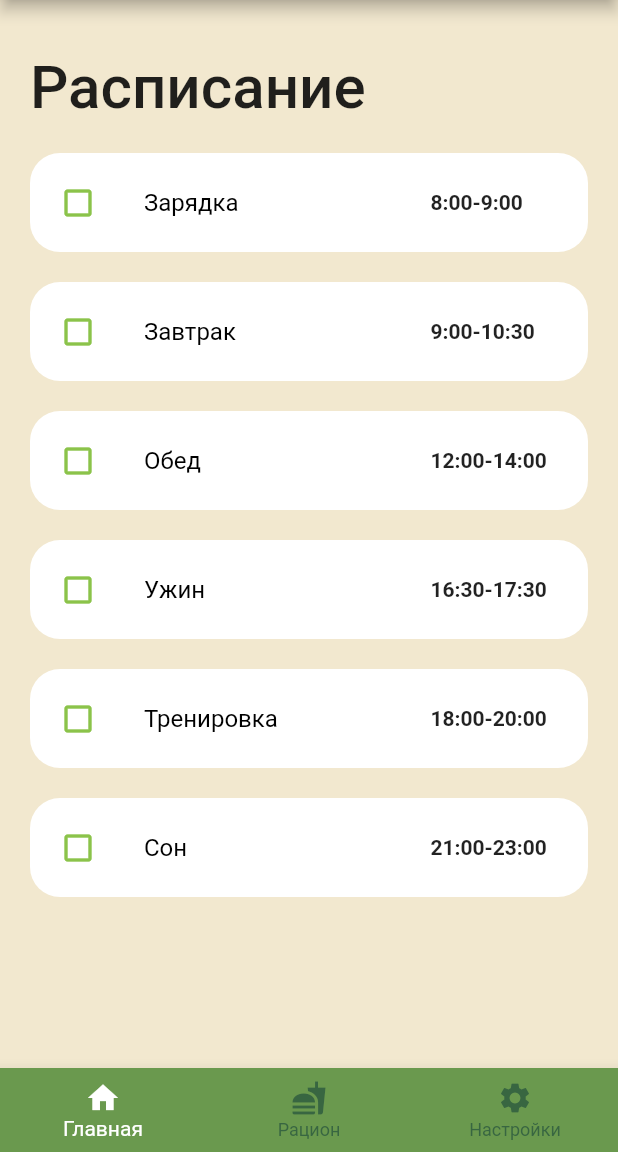
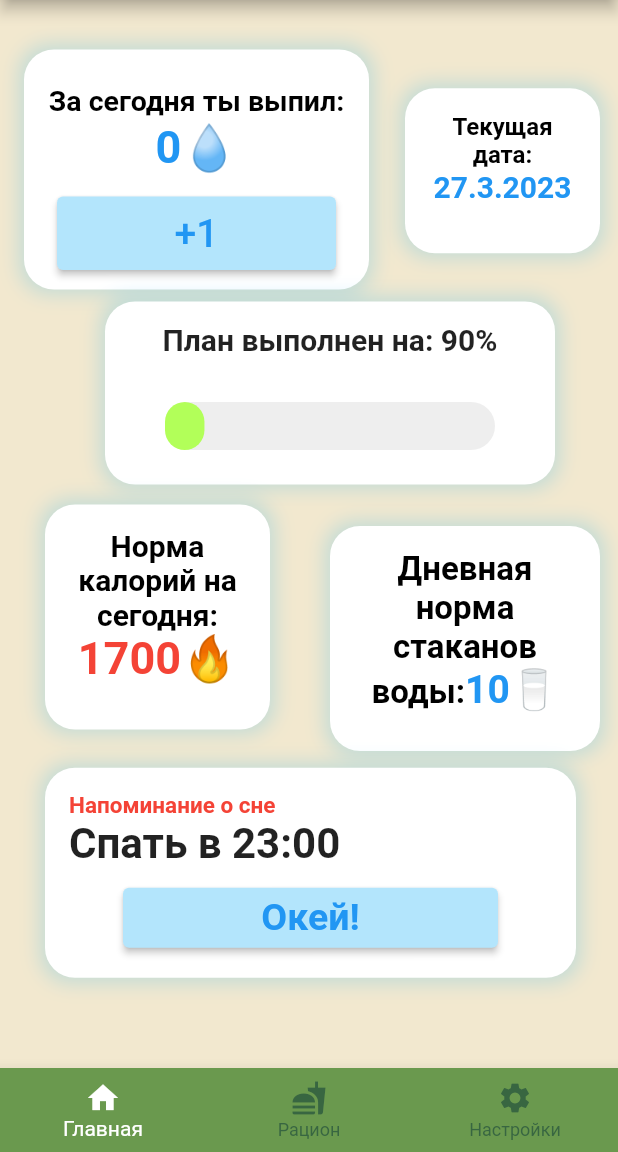
Before and after one commit to MrSolo501/Health-Helper, a Flutter app: the screen it shows after launch, after a tap on "Начнём!", on a phone screen of 412 x 824 dp, the part 84-1236 px from its top. Run offline on Flutter 3.47's test engine with Material 2 defaults, Android fonts, the phone set to English and light mode, and no system bars; network calls fail.

Commit message:
изменил HomePage

```diff
--- a/lib/main.dart
+++ b/lib/main.dart
@@ -4,14 +4,15 @@ import 'pages/home_page.dart';
 import 'package:health_helper/pages/welcome_page.dart';
 
 void main() {
-  runApp(MyApp());
+  runApp(const MyApp());
 }
 
 class MyApp extends StatelessWidget {
-
+  const MyApp({super.key});
   @override
   Widget build(BuildContext context) {
-    SystemChrome.setSystemUIOverlayStyle(SystemUiOverlayStyle(statusBarColor: Colors.transparent));
+    SystemChrome.setSystemUIOverlayStyle(
+        const SystemUiOverlayStyle(statusBarColor: Colors.transparent));
     return MaterialApp(
       title: 'Health Helper',
       theme: ThemeData(
--- a/lib/pages/diet_pages/breakfast_page.dart
+++ b/lib/pages/diet_pages/breakfast_page.dart
@@ -7,7 +7,7 @@ class breakfastScreen extends StatelessWidget {
   Widget build(BuildContext context) {
     return Scaffold(
       appBar: AppBar(
-          title: Text(
+          title: const Text(
             'Завтрак',
             style: TextStyle(fontSize: 25,color: Colors.white),
           ),
--- a/lib/pages/home_page.dart
+++ b/lib/pages/home_page.dart
@@ -1,16 +1,17 @@
 import 'package:flutter/material.dart';
 import 'package:health_helper/pages/settings.dart';
 import 'package:health_helper/tasks_list/tasks_list.dart';
+import 'package:health_helper/widgets/homePageScreenWidgets.dart';
 import 'diet.dart';
 
-class HomepageScreenWidget extends StatefulWidget {
-  const HomepageScreenWidget({super.key});
+class HomePageScreen extends StatefulWidget {
+  const HomePageScreen({super.key});
 
   @override
-  _HomepageScreenWidgetState createState() => _HomepageScreenWidgetState();
+  _HomePageScreenState createState() => _HomePageScreenState();
 }
 
-class _HomepageScreenWidgetState extends State<HomepageScreenWidget> {
+class _HomePageScreenState extends State<HomePageScreen> {
   int _selectedScreen = 0;
   static const List<Widget> _widgetOptions = <Widget>[
     TaskWidget(),
@@ -30,7 +31,7 @@ class _HomepageScreenWidgetState extends State<HomepageScreenWidget> {
     return Scaffold(
       backgroundColor: Color.fromRGBO(242, 232, 207, 1),
       appBar: AppBar(
-        title: Text("Health Helper",
+        title: const Text("Health Helper",
             style: TextStyle(
                 fontSize: 25, color: Color.fromRGBO(255, 255, 255, 1)),
             textDirection: TextDirection.ltr),
@@ -39,15 +40,16 @@ class _HomepageScreenWidgetState extends State<HomepageScreenWidget> {
       ),
       body: IndexedStack(
         index: _selectedScreen,
-        children: [
-          TaskWidget(),
+        children: const [
+          //TaskWidget(),
+          HomePageScreenWidgets(),
           EdaScreenWidget(),
           SettingsScreenWidget(),
         ],
       ),
       bottomNavigationBar: BottomNavigationBar(
         currentIndex: _selectedScreen,
-        items: [
+        items: const [
           BottomNavigationBarItem(
             icon: Icon(Icons.home),
             label: 'Главная',
--- a/lib/pages/welcome_page.dart
+++ b/lib/pages/welcome_page.dart
@@ -75,7 +75,7 @@ class WelcomeScreen extends StatelessWidget {
 
                         context,
                         MaterialPageRoute(
-                          builder: (_) => HomepageScreenWidget(),
+                          builder: (_) => HomePageScreen(),
                         ),
                       );
                     },
--- /dev/null
+++ b/lib/widgets/homePageScreenWidgets.dart
@@ -0,0 +1,33 @@
+import 'package:flutter/material.dart';
+import 'package:health_helper/widgets/homePageWidgets/calorieIntakeWidget.dart';
+import 'package:health_helper/widgets/homePageWidgets/dateWidget.dart';
+import 'package:health_helper/widgets/homePageWidgets/planExecutionLevel.dart';
+import 'package:health_helper/widgets/homePageWidgets/waterTrackerWidget.dart';
+
+import 'homePageWidgets/reminderOfSleep.dart';
+import 'homePageWidgets/reminderOfWater.dart';
+
+
+class HomePageScreenWidgets extends StatefulWidget {
+  const HomePageScreenWidgets({super.key});
+
+  @override
+  State<HomePageScreenWidgets> createState() => _HomePageScreenWidgetsState();
+}
+
+class _HomePageScreenWidgetsState extends State<HomePageScreenWidgets> {
+  @override
+  Widget build(BuildContext context) {
+    return Stack(
+      children: const [
+        WaterTrackerWidget(),
+        DateWidget(),
+        PlanExecutionLevel(),
+        CalorieIntakeWidget(),
+        ReminerOfWaterWidget(),
+        ReminerOfSleepWidget(),
+
+      ],
+    );
+  }
+}
--- /dev/null
+++ b/lib/widgets/homePageWidgets/calorieIntakeWidget.dart
@@ -0,0 +1,64 @@
+import 'package:flutter/material.dart';
+import 'dart:math' as math;
+
+class CalorieIntakeWidget extends StatefulWidget {
+  const CalorieIntakeWidget({super.key});
+
+  @override
+  State<CalorieIntakeWidget> createState() => _CalorieIntakeWidgetState();
+}
+
+class _CalorieIntakeWidgetState extends State<CalorieIntakeWidget> {
+  var toogle = true;
+  final _calorieIntake = 1700;
+  @override
+  Widget build(BuildContext context) {
+    return Positioned(
+      top: MediaQuery.of(context).size.height / 2.45,
+      left: 30,
+      child: UnconstrainedBox(
+        child: InkWell(
+          onTap: () {
+            setState(() {
+              toogle = !toogle;
+            });
+          },
+          child: Container(
+            width: 150,
+            height: 150,
+            padding: const EdgeInsets.all(16),
+            decoration: BoxDecoration(
+              borderRadius: BorderRadius.circular(20.0),
+              color: Colors.white,
+              boxShadow: [
+                BoxShadow(
+                  color: Colors.lightBlue.withOpacity(0.2),
+                  spreadRadius: 3,
+                  blurRadius: 11,
+                ),
+              ],
+            ),
+            child: RichText(
+              textAlign: TextAlign.center,
+              text: TextSpan(children: [
+                const TextSpan(
+                  text: 'Норма калорий на сегодня: ',
+                  style: TextStyle(
+                      fontSize: 20,
+                      fontWeight: FontWeight.bold,
+                      color: Colors.black),
+                ),
+                TextSpan(
+                    text: '$_calorieIntake🔥',
+                    style: const TextStyle(
+                        color: Colors.red,
+                        fontSize: 30,
+                        fontWeight: FontWeight.bold))
+              ]),
+            ),
+          ),
+        ),
+      ),
+    );
+  }
+}
--- /dev/null
+++ b/lib/widgets/homePageWidgets/dateWidget.dart
@@ -0,0 +1,69 @@
+import 'package:flutter/material.dart';
+import 'dart:math' as math;
+
+DateTime _now = DateTime.now();
+String _formattedDate = "${_now.day}.${_now.month}.${_now.year}";
+class DateWidget extends StatefulWidget {
+  const DateWidget({super.key});
+
+  @override
+  State<DateWidget> createState() => _DateWidgetState();
+}
+
+class _DateWidgetState extends State<DateWidget> {
+  var toogle = true;
+  @override
+  Widget build(BuildContext context) {
+    return Positioned(
+      top: MediaQuery.of(context).size.height/14,
+      left: 270,
+
+      child: UnconstrainedBox(
+        child: InkWell(
+          onTap: () {
+            setState(() {
+              toogle = !toogle;
+            });
+          },
+          child: Container(
+            width: 130,
+            height: 110,
+            padding: const EdgeInsets.all(16),
+
+            decoration: BoxDecoration(
+              borderRadius: BorderRadius.circular(20.0),
+              color: Colors.white,
+              boxShadow: [
+                BoxShadow(
+                  color: Colors.lightBlue.withOpacity(0.2),
+                  spreadRadius: 3,
+                  blurRadius: 11,
+                ),
+              ],
+            ),
+            child: RichText(
+
+            textAlign: TextAlign.center,
+            text:  TextSpan(
+              children: [
+                const TextSpan(
+                  text: 'Текущая дата: ',
+                  style: TextStyle(
+                  fontSize: 16, fontWeight: FontWeight.bold,color: Colors.black),
+                ),
+
+                TextSpan(
+
+                  text: _formattedDate,
+                  style: const TextStyle(color: Colors.blue,fontSize: 20,fontWeight: FontWeight.bold)
+                )
+              ]
+
+            ),
+              ),
+          ),
+        ),
+      ),
+    );
+  }
+}
--- /dev/null
+++ b/lib/widgets/homePageWidgets/planExecutionLevel.dart
@@ -0,0 +1,78 @@
+import 'package:flutter/material.dart';
+import 'dart:math' as math;
+
+
+
+class PlanExecutionLevel extends StatefulWidget {
+  const PlanExecutionLevel({super.key});
+
+  @override
+  State<PlanExecutionLevel> createState() => _PlanExecutionLevelState();
+}
+
+class _PlanExecutionLevelState extends State<PlanExecutionLevel> {
+
+     final int _level = 90;
+  @override
+  Widget build(BuildContext context) {
+    return Positioned(
+      top: MediaQuery.of(context).size.height / 4.1,
+      left: 70,
+      child: UnconstrainedBox(
+        child: TweenAnimationBuilder(
+            curve: Curves.bounceInOut,
+            duration: const Duration(seconds: 4),
+            tween: Tween<double>(begin: 10, end: 190),
+            builder: (BuildContext context, dynamic value, Widget? child) {
+              return Container(
+                padding: const EdgeInsets.all(14),
+                width: 300,
+                height: 122,
+                decoration: BoxDecoration(
+                  borderRadius: BorderRadius.circular(20.0),
+                  color: Colors.white,
+                  boxShadow: [
+                    BoxShadow(
+                      color: Colors.lightBlue.withOpacity(0.2),
+                      spreadRadius: 3,
+                      blurRadius: 11,
+                    ),
+                  ],
+                ),
+                child: Column(
+                  children: [
+                    Text(
+                      'План выполнен на: $_level%',
+                      style: const TextStyle(
+                          fontSize: 20, fontWeight: FontWeight.bold),
+                    ),
+                    const SizedBox(
+                      height: 30,
+                    ),
+                    Stack(children: [
+                      Container(
+                        height: 32,
+                        width: 220,
+                        decoration: BoxDecoration(
+                          borderRadius: BorderRadius.circular(20),
+                          color: Colors.grey.shade200,
+                        ),
+                      ),
+                      Container(
+                        width:value,
+                        height: 32,
+                        decoration: BoxDecoration(
+                          borderRadius: BorderRadius.circular(20),
+                          color: Colors.lightGreenAccent,
+                        ),
+                      )
+                    ]),
+                  ],
+                ),
+              );
+            }),
+      ),
+    );
+
+  }
+  }
--- /dev/null
+++ b/lib/widgets/homePageWidgets/reminderOfSleep.dart
@@ -0,0 +1,91 @@
+import 'package:flutter/material.dart';
+
+import 'dart:math' as math;
+
+/*DateTime _now = DateTime.now();
+ String _currentTime = "${_now.hour}:${_now.minute}";*/
+class ReminerOfSleepWidget extends StatefulWidget {
+  const ReminerOfSleepWidget({super.key});
+
+  @override
+  State<ReminerOfSleepWidget> createState() => _ReminerOfSleepWidgetState();
+}
+
+class _ReminerOfSleepWidgetState extends State<ReminerOfSleepWidget> {
+  bool _isExpanded = false;
+  final String _sleepTime = "23:00";
+
+  @override
+  Widget build(BuildContext context) {
+    return Positioned(
+      top: MediaQuery.of(context).size.height / 1.61,
+      left: 30,
+      child: UnconstrainedBox(
+        child: Container(
+          padding: const EdgeInsets.symmetric(vertical: 16, horizontal: 16),
+          height: 140,
+          width: 354,
+          decoration: BoxDecoration(
+            borderRadius: BorderRadius.circular(20.0),
+            color: Colors.white,
+            boxShadow: [
+              BoxShadow(
+                color: Colors.lightBlue.withOpacity(0.2),
+                spreadRadius: 3,
+                blurRadius: 11,
+              ),
+            ],
+          ),
+          child: Stack(
+            //crossAxisAlignment: CrossAxisAlignment.start,
+            children: [
+              Column(
+                crossAxisAlignment: CrossAxisAlignment.start,
+                children: [
+                  const Text(
+                    'Напоминание о сне',
+                    style: TextStyle(
+                        color: Colors.red,
+                        fontSize: 15,
+                        fontWeight: FontWeight.bold),
+                  ),
+                  Text(
+                    'Спать в $_sleepTime',
+                    style: const TextStyle(
+                        fontSize: 28, fontWeight: FontWeight.bold),
+                  ),
+                  const SizedBox(
+                    height: 10,
+                  ),
+                  const SizedBox(
+                    height: 10,
+                  ),
+                ],
+              ),
+              Align(
+                alignment: Alignment.bottomCenter,
+                child: ElevatedButton(
+                  onPressed: () {
+                    setState(() {
+                      _isExpanded = !_isExpanded;
+                    });
+                  },
+                  style: ButtonStyle(
+                    fixedSize: MaterialStateProperty.all(const Size(250, 40)),
+                    backgroundColor:
+                        MaterialStateProperty.all(Colors.lightBlue.shade100),
+                  ),
+                  child: const Text('Окей!',
+                      style: TextStyle(
+                          color: Colors.blue,
+                          fontSize: 25,
+                          fontWeight: FontWeight.bold)),
+                ),
+              )
+            ],
+          ),
+        ),
+      ),
+    );
+  }
+}
--- /dev/null
+++ b/lib/widgets/homePageWidgets/reminderOfWater.dart
@@ -0,0 +1,67 @@
+import 'package:flutter/material.dart';
+import 'dart:math' as math;
+
+class ReminerOfWaterWidget extends StatefulWidget {
+  const ReminerOfWaterWidget({super.key});
+
+  @override
+  State<ReminerOfWaterWidget> createState() => _ReminerOfWaterWidgetState();
+}
+
+class _ReminerOfWaterWidgetState extends State<ReminerOfWaterWidget> {
+  var toogle = true;
+  final _countOfWater = 10;
+  @override
+  Widget build(BuildContext context) {
+    return Positioned(
+      top: MediaQuery.of(context).size.height / 2.35,
+      left:220,
+      child: UnconstrainedBox(
+        child: InkWell(
+          onTap: () {
+            setState(() {
+              toogle = !toogle;
+            });
+          },
+          child: Container(
+            width: 180,
+            height: 150,
+            padding: const EdgeInsets.all(16),
+            decoration: BoxDecoration(
+              borderRadius: BorderRadius.circular(20.0),
+              color: Colors.white,
+              boxShadow: [
+                BoxShadow(
+                  color: Colors.lightBlue.withOpacity(0.2),
+                  spreadRadius: 3,
+                  blurRadius: 11,
+                ),
+              ],
+            ),
+            child: RichText(
+              textAlign: TextAlign.center,
+              text: TextSpan(
+                children: [
+                const TextSpan(
+
+                  text: 'Дневная норма стаканов воды:',
+                  style: TextStyle(
+                      fontSize: 22,
+                      fontWeight: FontWeight.bold,
+                      color: Colors.black),
+                ),
+                TextSpan(
+
+                    text: '$_countOfWater🥛',
+                    style: const TextStyle(
+                        color: Colors.blue,
+                        fontSize: 26,
+                        fontWeight: FontWeight.bold))
+              ]),
+            ),
+          ),
+        ),
+      ),
+    );
+  }
+}
--- /dev/null
+++ b/lib/widgets/homePageWidgets/waterTrackerWidget.dart
@@ -0,0 +1,84 @@
+import 'package:flutter/material.dart';
+import 'dart:math' as math;
+
+class WaterTrackerWidget extends StatefulWidget {
+  const WaterTrackerWidget({super.key});
+
+  @override
+  State<WaterTrackerWidget> createState() => _WaterTrackerWidgetState();
+}
+
+class _WaterTrackerWidgetState extends State<WaterTrackerWidget> {
+  var toogle = true;
+  var _water = 0;
+
+  @override
+  Widget build(BuildContext context) {
+    return Positioned(
+      top: MediaQuery.of(context).size.height / 25,
+      left: -150,
+      right: 0,
+      child: UnconstrainedBox(
+        child: Container(
+          padding:
+              const EdgeInsets.symmetric(vertical: 13, horizontal: 12),
+          width: 230,
+          height: 160,
+          decoration: BoxDecoration(
+            borderRadius: BorderRadius.circular(20.0),
+            color: Colors.white,
+            boxShadow: [
+              BoxShadow(
+                color: Colors.lightBlue.withOpacity(0.2),
+                spreadRadius: 3,
+                blurRadius: 11,
+              ),
+            ],
+          ),
+          child: Column(
+
+            children: [
+              RichText(
+                textAlign: TextAlign.center,
+                text:  TextSpan(
+                  children: [
+                    const TextSpan(
+                      text: 'За сегодня ты выпил:',
+                      style: TextStyle(
+                      fontSize: 19, fontWeight: FontWeight.bold,color: Colors.black),
+                    ),
+                    TextSpan(
+
+                      text:  ' $_water💧',
+                      style: const TextStyle(color: Colors.blue,fontSize: 30,fontWeight: FontWeight.bold)
+                    )
+                  ]
+
+                ),
+              ),
+              const SizedBox(
+                height: 15,
+              ),
+              ElevatedButton(
+                onPressed: () {
+                  setState(() {
+                    toogle = !toogle;
+                    _water++;
+                  });
+                },
+                style: ButtonStyle(
+                  fixedSize:
+                      MaterialStateProperty.all(const Size(186, 49)),
+                  backgroundColor: MaterialStateProperty.all(
+                      Colors.lightBlue.shade100),
+                ),
+                child: const Text("+1",
+                    style: TextStyle(color: Colors.blue, fontSize: 26)),
+              )
+            ],
+          ),
+        ),
+      ),
+    );
+  }
+}
--- a/pubspec.yaml
+++ b/pubspec.yaml
@@ -39,6 +39,7 @@ dependencies:
 
 dev_dependencies:
   flutter_launcher_icons: ^0.11.0
+  flutter_lints: ^2.0.1
   flutter_test:
     sdk: flutter
 
```
Also changed, not shown: pubspec.lock.
